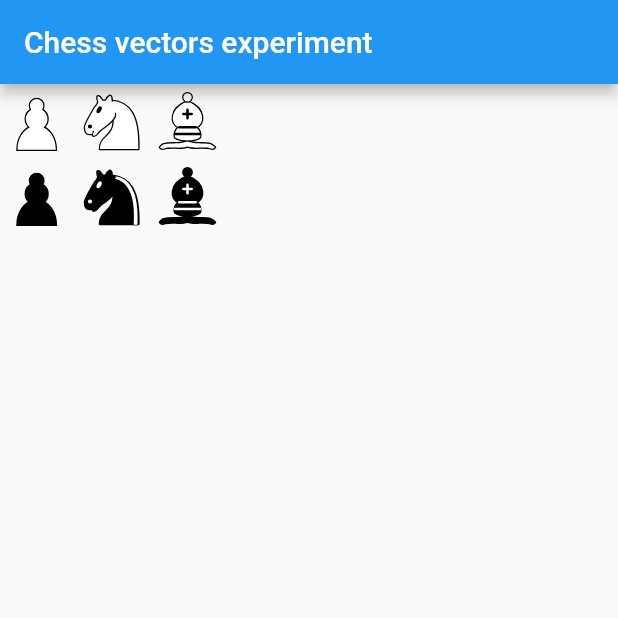
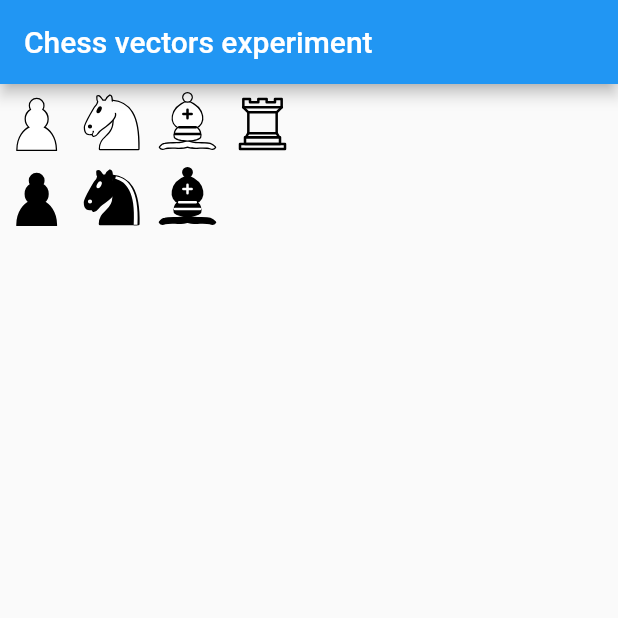
Before and after one commit to loloof64/chess_vectors_experiment, a Flutter app: the screen it shows after launch, on a phone screen of 412 x 824 dp, the top half of it. Run offline on Flutter 3.47's test engine with Material 2 defaults, Android fonts, the phone set to English and light mode, and no system bars; our stand-ins replace tuple.

Commit message:
Added WhiteRook.

```diff
--- a/lib/chess_vectors.dart
+++ b/lib/chess_vectors.dart
@@ -271,3 +271,63 @@ class BlackBishop extends BaseVector {
           ]),
         );
 }
+
+class WhiteRook extends BaseVector {
+  WhiteRook({Offset position = Offset.zero, double size = 45.0})
+      : super(
+  drawingZone: position & Size.square(size),
+  baseImageSize: 45.0,
+  painter: VectorImagePainter(vectorDefinition: <VectorDrawableElement>[
+  VectorImageGroup(
+  children: <VectorDrawableElement>[
+    VectorImagePathDefinition(
+      path: "M 9,39 L 36,39 L 36,36 L 9,36 L 9,39 z ",
+      drawingParameters: DrawingParameters(
+        strokeLineCap: StrokeCap.butt
+      )
+    ),
+    VectorImagePathDefinition(
+      path: "M 12,36 L 12,32 L 33,32 L 33,36 L 12,36 z ",
+      drawingParameters: DrawingParameters(
+          strokeLineCap: StrokeCap.butt
+      )
+    ),
+    VectorImagePathDefinition(
+        path: "M 11,14 L 11,9 L 15,9 L 15,11 L 20,11 L 20,9 L 25,9 L 25,11 L"
+            " 30,11 L 30,9 L 34,9 L 34,14",
+        drawingParameters: DrawingParameters(
+            strokeLineCap: StrokeCap.butt
+        )
+    ),
+    VectorImagePathDefinition(
+      path: "M 34,14 L 31,17 L 14,17 L 11,14",
+      drawingParameters: DrawingParameters()
+    ),
+    VectorImagePathDefinition(
+      path: "M 31,17 L 31,29.5 L 14,29.5 L 14,17",
+      drawingParameters: DrawingParameters(
+        strokeLineCap: StrokeCap.butt,
+        strokeLineJoin: StrokeJoin.miter
+      )
+    ),
+    VectorImagePathDefinition(
+      path: "M 31,29.5 L 32.5,32 L 12.5,32 L 14,29.5",
+      drawingParameters: DrawingParameters()
+    ),
+    VectorImagePathDefinition(
+      path: "M 11,14 L 34,14",
+      drawingParameters: DrawingParameters(
+        fillColor: null,
+        strokeColor: Colors.black,
+        strokeLineJoin: StrokeJoin.miter
+      )
+    )
+    ],
+  drawingParameters: DrawingParameters(
+      fillColor: null,
+      strokeColor: Colors.black,
+      strokeWidth: 1.5,
+      strokeLineCap: StrokeCap.round,
+      strokeLineJoin: StrokeJoin.round,
+      strokeLineMiterLimit: 4.0))]));
+}
--- a/lib/main.dart
+++ b/lib/main.dart
@@ -33,7 +33,8 @@ class MyHomePage extends StatelessWidget {
             WhiteKnight(position: Offset(50.0, 0.0), size: 50.0),
             BlackKnight(position: Offset(50.0, 50.0), size: 50.0),
             WhiteBishop(position: Offset(100.0, 0.0), size: 50.0),
-            BlackBishop(position: Offset(100.0, 50.0), size: 50.0)
+            BlackBishop(position: Offset(100.0, 50.0), size: 50.0),
+            WhiteRook(position: Offset(150.0, 0.0), size: 50.0),
           ],
         ));
   }
```
Also changed, not shown: 1 other file.
